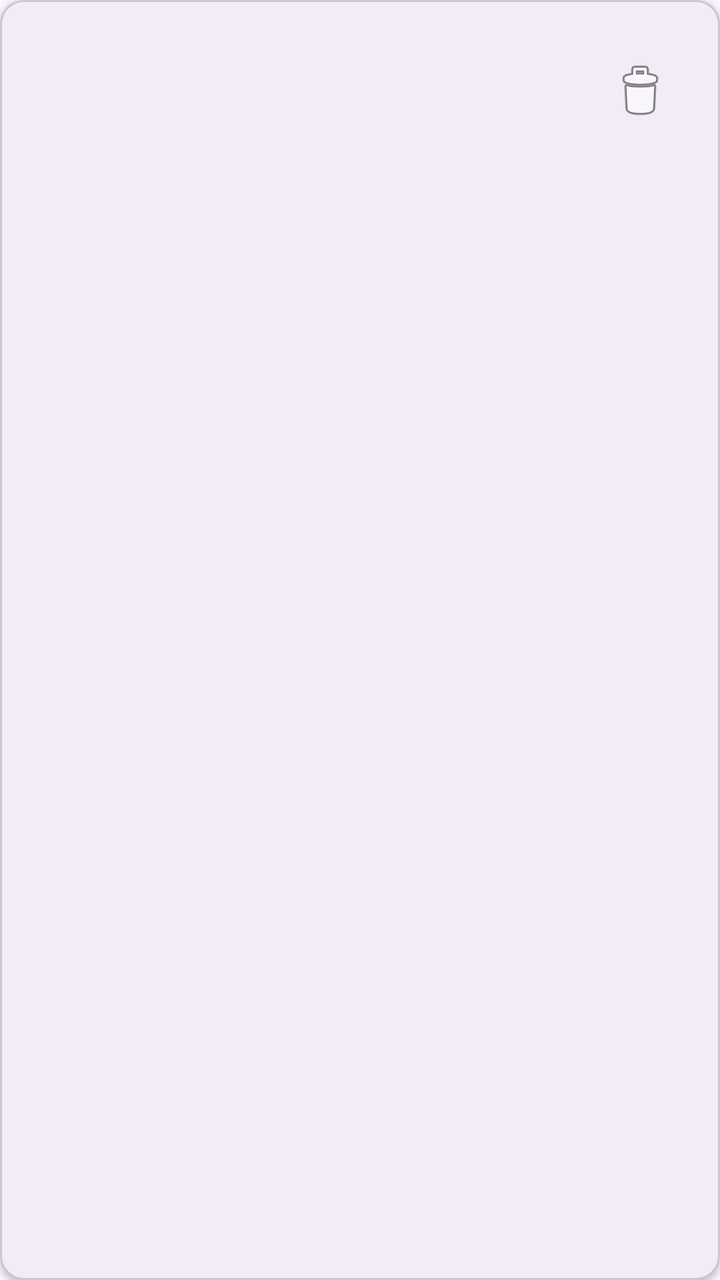
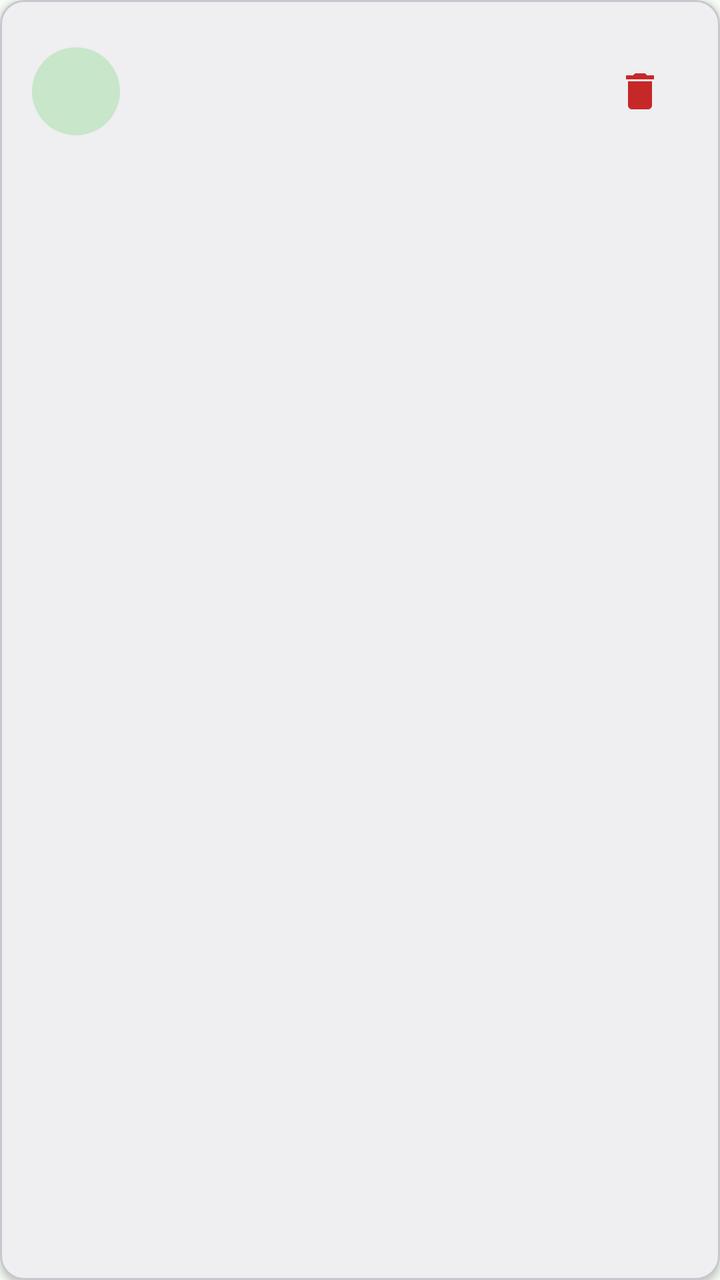

Two renders of the same Android screen: before a commit and after it. Below are the layout's source before the change and the commit's diff.
<!-- AndroidManifest.xml: application theme Theme.Smart_Pantry_Manager -->
<!-- res/layout/item_pantry.xml -->
<?xml version="1.0" encoding="utf-8"?>
<com.google.android.material.card.MaterialCardView
    xmlns:android="http://schemas.android.com/apk/res/android"
    xmlns:app="http://schemas.android.com/apk/res-auto"
    android:layout_width="match_parent"
    android:layout_height="wrap_content"
    android:layout_marginStart="16dp"
    android:layout_marginEnd="16dp"
    android:layout_marginTop="6dp"
    android:layout_marginBottom="6dp"
    app:cardCornerRadius="12dp"
    app:cardElevation="2dp">

    <LinearLayout
        android:layout_width="match_parent"
        android:layout_height="wrap_content"
        android:gravity="center_vertical"
        android:orientation="horizontal"
        android:padding="16dp">

        <LinearLayout
            android:layout_width="0dp"
            android:layout_height="wrap_content"
            android:layout_weight="1"
            android:orientation="vertical">

            <TextView
                android:id="@+id/tvName"
                android:layout_width="wrap_content"
                android:layout_height="wrap_content"
                android:textSize="18sp"
                android:textStyle="bold" />

            <TextView
                android:id="@+id/tvQuantity"
                android:layout_width="wrap_content"
                android:layout_height="wrap_content"
                android:textSize="14sp" />

            <TextView
                android:id="@+id/tvExpiry"
                android:layout_width="wrap_content"
                android:layout_height="wrap_content"
                android:textSize="12sp" />
        </LinearLayout>

        <ImageButton
            android:id="@+id/btnDelete"
            android:layout_width="48dp"
            android:layout_height="48dp"
            android:background="@android:color/transparent"
            android:contentDescription="Delete ingredient"
            android:src="@android:drawable/ic_menu_delete" />
    </LinearLayout>
</com.google.android.material.card.MaterialCardView>
<!-- resources referenced by this layout -->
<resources>
  <style name="Theme.Smart_Pantry_Manager" parent="Base.Theme.Smart_Pantry_Manager" />
  <style name="Base.Theme.Smart_Pantry_Manager" parent="Theme.Material3.DayNight.NoActionBar">
          
          
      </style>
</resources>

<!-- the commit's change to res/layout/item_pantry.xml (unified diff, before → after) -->
@@ -17,6 +17,17 @@
         android:gravity="center_vertical"
         android:orientation="horizontal"
         android:padding="16dp">
+
+        <TextView
+            android:id="@+id/tvInitial"
+            android:layout_width="44dp"
+            android:layout_height="44dp"
+            android:layout_marginEnd="16dp"
+            android:background="@drawable/bg_initial_circle"
+            android:gravity="center"
+            android:textColor="@color/green_dark"
+            android:textSize="20sp"
+            android:textStyle="bold" />
 
         <LinearLayout
             android:layout_width="0dp"
@@ -50,6 +61,6 @@
             android:layout_height="48dp"
             android:background="@android:color/transparent"
             android:contentDescription="Delete ingredient"
-            android:src="@android:drawable/ic_menu_delete" />
+            android:src="@drawable/ic_delete" />
     </LinearLayout>
 </com.google.android.material.card.MaterialCardView>
<!-- resource entries referenced after the edit -->
@@ -1,9 +1,33 @@
 <!-- resources referenced by this layout -->
 <resources>
+  <color name="green_dark">#1B5E20</color>
+  <!-- drawable bg_initial_circle (drawable) -->
+  <shape xmlns:android="http://schemas.android.com/apk/res/android"
+      android:shape="oval">
+      <solid android:color="@color/green_light" />
+  </shape>
+  <!-- drawable ic_delete (drawable) -->
+  <vector xmlns:android="http://schemas.android.com/apk/res/android"
+      android:width="24dp"
+      android:height="24dp"
+      android:viewportWidth="24"
+      android:viewportHeight="24"
+      android:tint="@color/danger_red">
+      <path
+          android:fillColor="#FF000000"
+          android:pathData="M6,19c0,1.1 0.9,2 2,2h8c1.1,0 2,-0.9 2,-2V7H6v12zM19,4h-3.5l-1,-1h-5l-1,1H5v2h14V4z" />
+  </vector>
   <style name="Theme.Smart_Pantry_Manager" parent="Base.Theme.Smart_Pantry_Manager" />
+  <color name="green_light">#C8E6C9</color>
+  <color name="danger_red">#C62828</color>
   <style name="Base.Theme.Smart_Pantry_Manager" parent="Theme.Material3.DayNight.NoActionBar">
-          
-          
+          <item name="colorPrimary">@color/green_primary</item>
+          <item name="colorOnPrimary">#FFFFFF</item>
+          <item name="colorSecondary">@color/orange_accent</item>
+          <item name="android:colorBackground">@color/cream</item>
       </style>
+  <color name="green_primary">#2E7D32</color>
+  <color name="orange_accent">#FF8F00</color>
+  <color name="cream">#F6FBF4</color>
 </resources>
 
